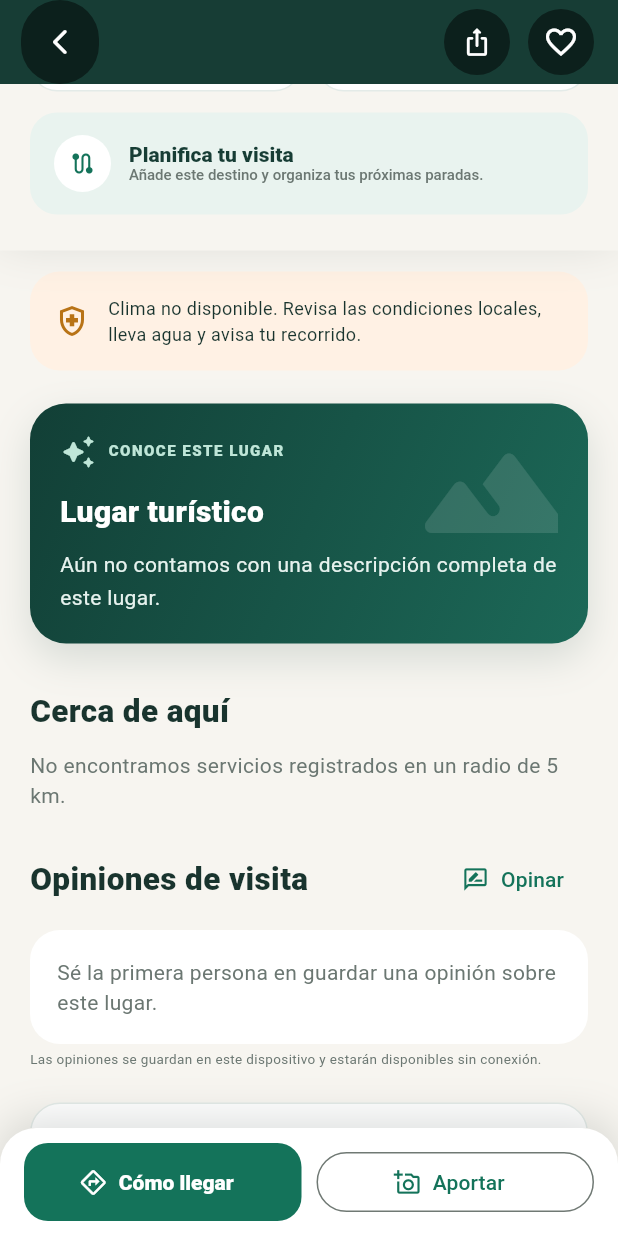
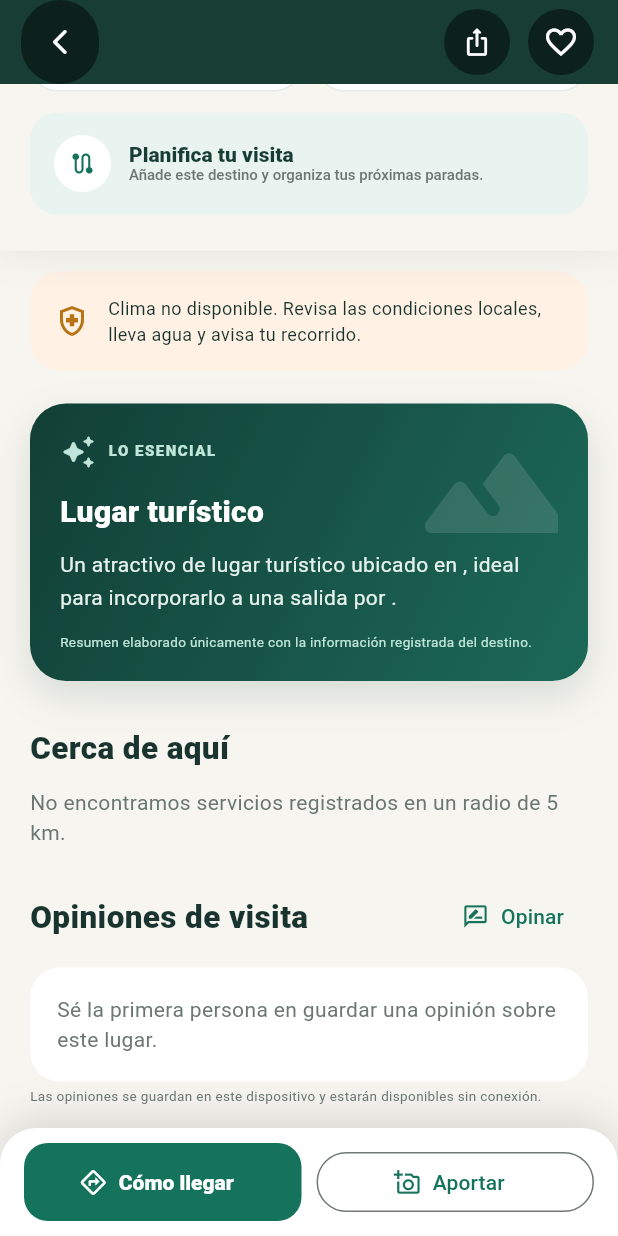
Before and after one commit to Nxz-ST/Turismo-app, a Flutter app: the TouristPlaceDetailScreen screen opened directly with empty values, scrolled down 576 dp, on a phone screen of 412 x 824 dp. Run offline on Flutter 3.47's test engine with Material 3 defaults, Android fonts, the phone set to English and light mode, and no system bars; our stand-ins replace connectivity_plus, geolocator, google_maps_flutter, image_picker, share_plus, shared_preferences and 1 more; accounts and stored records are empty; Roboto replaces fonts that are missing (SF Pro Display); statements that could not run were skipped.

Commit message:
Present essential place information clearly

```diff
--- a/lib/features/places/screens/tourist_place_detail_screen.dart
+++ b/lib/features/places/screens/tourist_place_detail_screen.dart
@@ -32,10 +32,6 @@ class TouristPlaceDetailScreen extends StatelessWidget {
         normalized != 'null' &&
         normalized != 'no disponible';
   }
-
-  String get _description => _hasValue(place.descripcion)
-      ? place.descripcion.trim()
-      : 'Aún no contamos con una descripción completa de este lugar.';
 
   String get _category {
     final raw = place.categoria.trim();
@@ -107,7 +103,7 @@ class TouristPlaceDetailScreen extends StatelessWidget {
                 const SizedBox(height: 14),
                 _WeatherSafetyCard(place: place),
                 const SizedBox(height: 22),
-                _PlaceStoryCard(description: _description, category: _category),
+                _PlaceStoryCard(place: place, category: _category),
                 const SizedBox(height: 30),
                 const _SectionTitle('Cerca de aquí'),
                 const SizedBox(height: 12),
@@ -1359,10 +1355,64 @@ class _SectionTitle extends StatelessWidget {
 }
 
 class _PlaceStoryCard extends StatelessWidget {
-  const _PlaceStoryCard({required this.description, required this.category});
-
-  final String description;
+  const _PlaceStoryCard({required this.place, required this.category});
+
+  final TouristPlaceModel place;
   final String category;
+
+  bool _meaningful(String value) {
+    final normalized = value.trim().toLowerCase();
+    return normalized.isNotEmpty &&
+        normalized != 'null' &&
+        normalized != 'undefined' &&
+        normalized != 'no disponible';
+  }
+
+  String _summary() {
+    final cleaned = place.descripcion
+        .replaceAll(RegExp(r'\s+'), ' ')
+        .replaceAll(RegExp(r'^[\s:;,-]+|[\s:;,-]+$'), '')
+        .trim();
+    if (!_meaningful(cleaned)) {
+      return 'Un atractivo de ${category.toLowerCase()} ubicado en ${place.distrito}, ideal para incorporarlo a una salida por ${place.provincia}.';
+    }
+    final sentences = cleaned
+        .split(RegExp(r'(?<=[.!?])\s+'))
+        .where((sentence) {
+          final lower = sentence.toLowerCase();
+          return sentence.trim().length >= 24 &&
+              !lower.contains('código del recurso') &&
+              !lower.contains('fecha de registro') &&
+              !lower.contains('ficha de inventario');
+        })
+        .take(2)
+        .join(' ');
+    final useful = sentences.isEmpty ? cleaned : sentences;
+    if (useful.length <= 280) return useful;
+    final clipped = useful.substring(0, 280);
+    final lastSpace = clipped.lastIndexOf(' ');
+    return '${clipped.substring(0, lastSpace > 220 ? lastSpace : 280)}…';
+  }
+
+  List<String> _highlights() {
+    final values = <String>[];
+    if (_meaningful(place.actividades)) {
+      values.addAll(
+        place.actividades
+            .split(RegExp(r'[,;\n|]+'))
+            .map((item) => item.trim())
+            .where((item) => item.length >= 3)
+            .take(3),
+      );
+    }
+    if (_meaningful(place.tipoIngreso)) {
+      values.add('Ingreso: ${place.tipoIngreso.trim()}');
+    }
+    if (_meaningful(place.epocaVisita)) {
+      values.add('Mejor época: ${place.epocaVisita.trim()}');
+    }
+    return values.take(4).toList();
+  }
 
   @override
   Widget build(BuildContext context) => Container(
@@ -1402,7 +1452,7 @@ class _PlaceStoryCard extends StatelessWidget {
                 Icon(Icons.auto_awesome_rounded, color: Color(0xFFBFE6D8)),
                 SizedBox(width: 8),
                 Text(
-                  'CONOCE ESTE LUGAR',
+                  'LO ESENCIAL',
                   style: TextStyle(
                     color: Color(0xFFBFE6D8),
                     fontSize: 10,
@@ -1423,11 +1473,51 @@ class _PlaceStoryCard extends StatelessWidget {
             ),
             const SizedBox(height: 10),
             Text(
-              description,
+              _summary(),
               style: const TextStyle(
                 color: Color(0xFFE6F2EE),
                 fontSize: 14,
                 height: 1.55,
+              ),
+            ),
+            if (_highlights().isNotEmpty) ...[
+              const SizedBox(height: 16),
+              Wrap(
+                spacing: 7,
+                runSpacing: 7,
+                children: [
+                  for (final highlight in _highlights())
+                    Container(
+                      padding: const EdgeInsets.symmetric(
+                        horizontal: 10,
+                        vertical: 7,
+                      ),
+                      decoration: BoxDecoration(
+                        color: Colors.white.withValues(alpha: .12),
+                        borderRadius: BorderRadius.circular(99),
+                        border: Border.all(
+                          color: Colors.white.withValues(alpha: .16),
+                        ),
+                      ),
+                      child: Text(
+                        highlight,
+                        style: const TextStyle(
+                          color: Colors.white,
+                          fontSize: 10,
+                          fontWeight: FontWeight.w700,
+                        ),
+                      ),
+                    ),
+                ],
+              ),
+            ],
+            const SizedBox(height: 13),
+            const Text(
+              'Resumen elaborado únicamente con la información registrada del destino.',
+              style: TextStyle(
+                color: Color(0xFFBFE6D8),
+                fontSize: 9,
+                height: 1.3,
               ),
             ),
           ],
```
